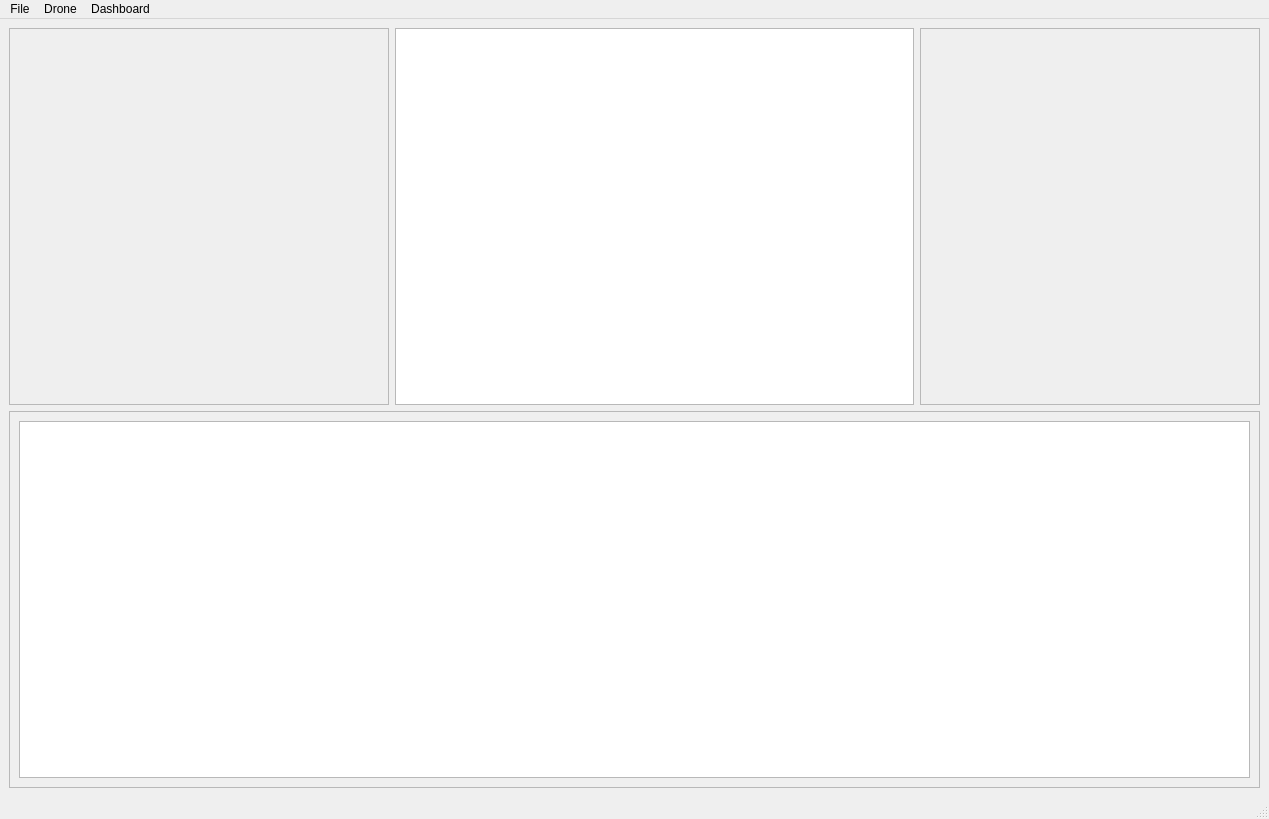
keinzweifall/race-drone-ide, file src/ui/qdronedesktop.ui: the form before one commit.
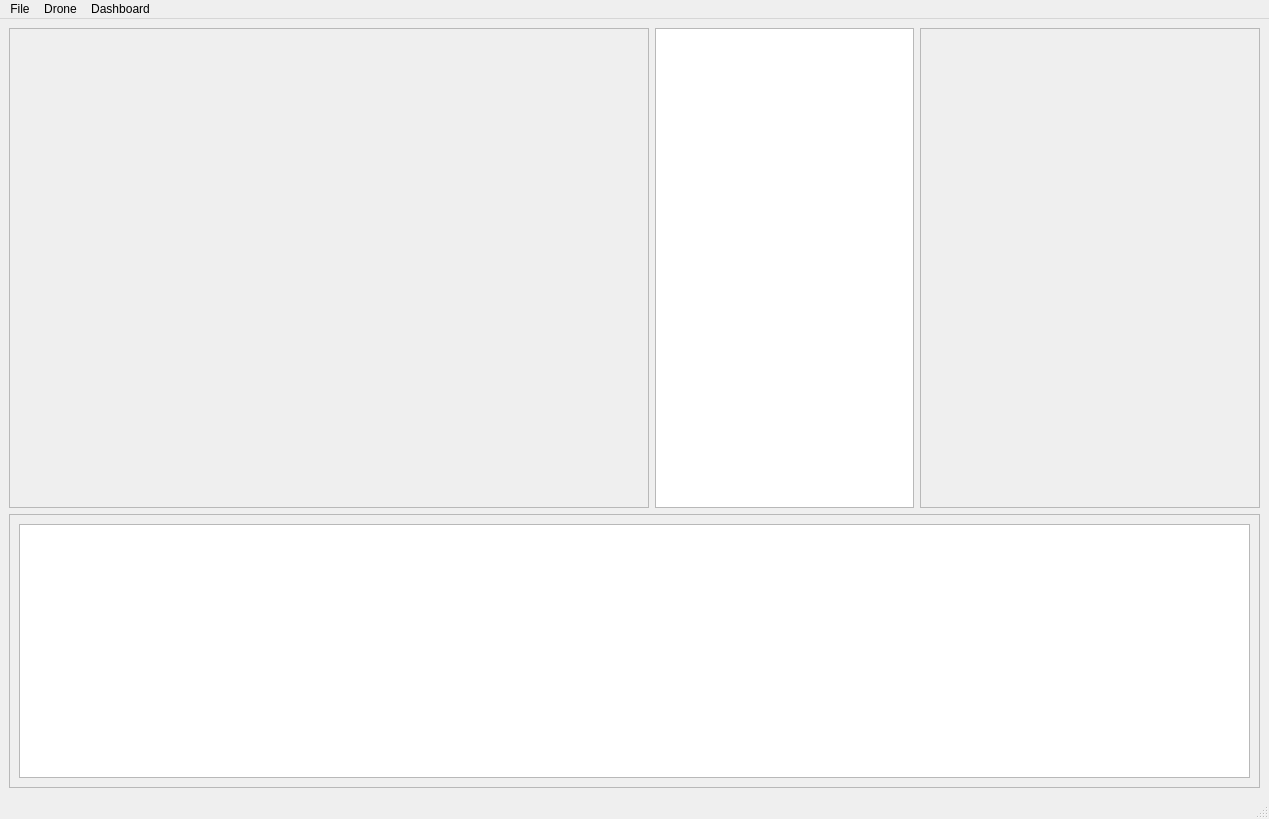
The form after the commit.

What changed in the file:
```diff
--- a/src/ui/qdronedesktop.ui
+++ b/src/ui/qdronedesktop.ui
@@ -31,8 +31,14 @@
         <widget class="QFrame" name="wVideoContainer">
          <property name="minimumSize">
           <size>
-           <width>380</width>
-           <height>340</height>
+           <width>640</width>
+           <height>480</height>
+          </size>
+         </property>
+         <property name="maximumSize">
+          <size>
+           <width>640</width>
+           <height>480</height>
           </size>
          </property>
          <property name="frameShape">
@@ -71,7 +77,7 @@
          <x>0</x>
          <y>0</y>
          <width>1249</width>
-         <height>372</height>
+         <height>266</height>
         </rect>
        </property>
        <layout class="QGridLayout" name="gridLayout">
```
Left out of the diff: 12 changed lines with no effect on the pictures.
